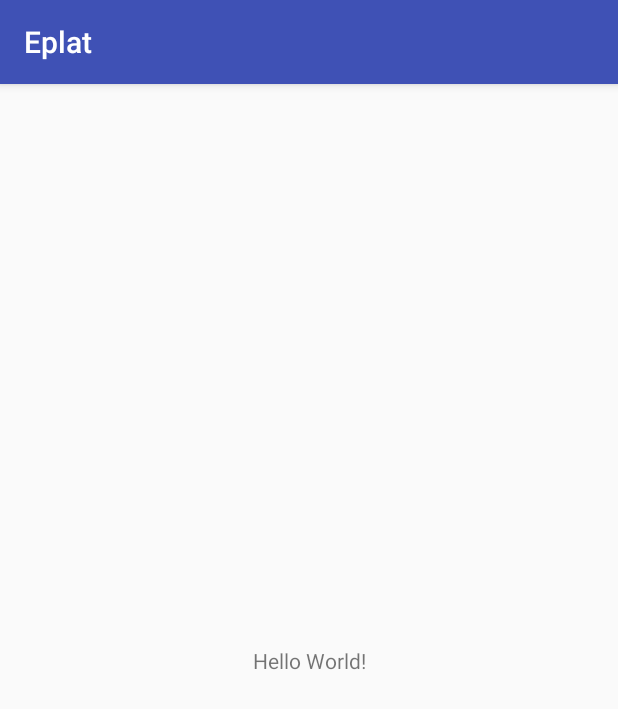
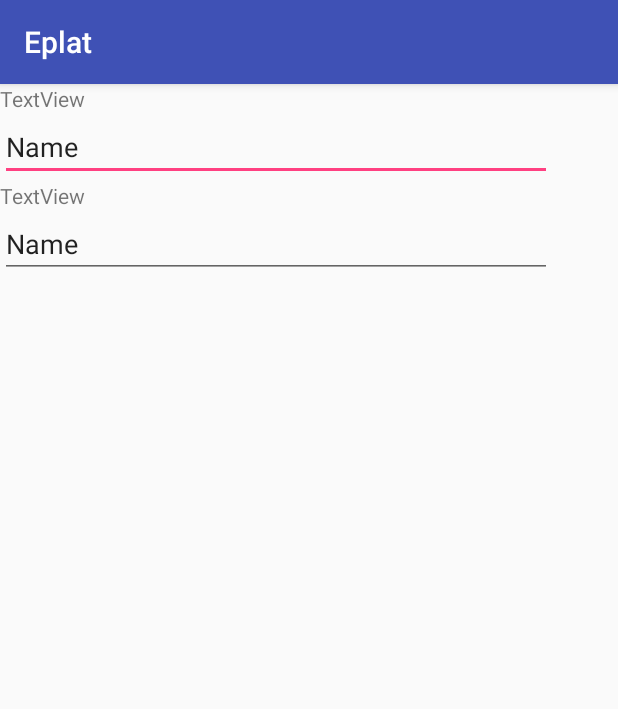
Before and after one commit to gtrdp/eplat2017, an Android app: the screen it shows after launch (MainActivity), on a phone screen of 412 x 824 dp. Shown: the top 709 px of the screen. Run offline under Robolectric (Android 15) with nearby library versions, the phone set to English and light mode, and no system bars.

Commit message:
server is now ready to read POST; initial android app with some views

```diff
--- a/Eplat/app/src/main/res/layout/activity_main.xml
+++ b/Eplat/app/src/main/res/layout/activity_main.xml
@@ -6,13 +6,52 @@
     android:layout_height="match_parent"
     tools:context="ugm.dteti.se.eplat.eplat.MainActivity">
 
-    <TextView
-        android:layout_width="wrap_content"
-        android:layout_height="wrap_content"
-        android:text="Hello World!"
-        app:layout_constraintBottom_toBottomOf="parent"
-        app:layout_constraintLeft_toLeftOf="parent"
-        app:layout_constraintRight_toRightOf="parent"
-        app:layout_constraintTop_toTopOf="parent" />
 
+    <LinearLayout
+        android:layout_width="368dp"
+        android:layout_height="495dp"
+        android:orientation="vertical"
+        tools:layout_editor_absoluteX="8dp"
+        tools:layout_editor_absoluteY="8dp">
+
+        <ScrollView
+            android:layout_width="match_parent"
+            android:layout_height="match_parent">
+
+            <LinearLayout
+                android:layout_width="match_parent"
+                android:layout_height="wrap_content"
+                android:orientation="vertical" >
+
+                <TextView
+                    android:id="@+id/textView3"
+                    android:layout_width="match_parent"
+                    android:layout_height="wrap_content"
+                    android:text="TextView" />
+
+                <EditText
+                    android:id="@+id/editText3"
+                    android:layout_width="match_parent"
+                    android:layout_height="wrap_content"
+                    android:ems="10"
+                    android:inputType="textPersonName"
+                    android:text="Name" />
+
+                <TextView
+                    android:id="@+id/textView4"
+                    android:layout_width="match_parent"
+                    android:layout_height="wrap_content"
+                    android:text="TextView" />
+
+                <EditText
+                    android:id="@+id/editText4"
+                    android:layout_width="match_parent"
+                    android:layout_height="wrap_content"
+                    android:ems="10"
+                    android:inputType="textPersonName"
+                    android:text="Name" />
+            </LinearLayout>
+        </ScrollView>
+
+    </LinearLayout>
 </android.support.constraint.ConstraintLayout>
```
Also changed, not shown: 2 other files.
